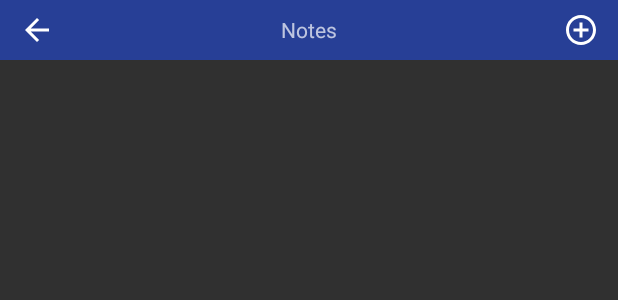
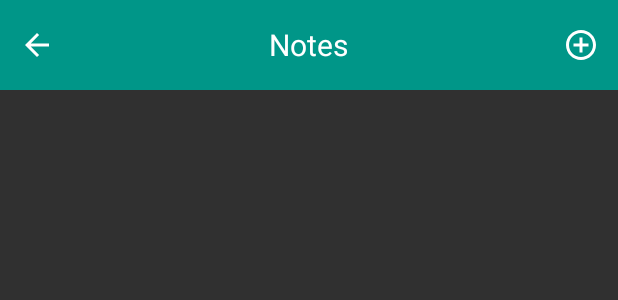
Before and after one commit to lightningkite/khrysalis-starter, an Android app: the layout top_nav.xml on its own in the app's theme, with its tools: preview values and no code run, on a phone screen of 412 x 824 dp. Shown: the top 300 px of the screen. Run offline under Robolectric (Android 15) with nearby library versions, the phone set to English and light mode, and no system bars.

Commit message:
Updated styles.xml and strings.xml so those values could be used in top_nav.xml

```diff
--- a/android/src/main/res/layout/top_nav.xml
+++ b/android/src/main/res/layout/top_nav.xml
@@ -5,14 +5,15 @@
 
     <FrameLayout
         android:layout_width="match_parent"
-        android:layout_height="40dp"
-        android:background="@color/colorPrimary">
+        android:layout_height="60dp"
+        android:background="@color/colorNavBar">
 
         <TextView
             android:layout_width="wrap_content"
             android:layout_height="wrap_content"
-            android:text="Notes"
-            android:layout_gravity="center"/>
+            android:text="@string/app_title"
+            android:layout_gravity="center"
+            style="@style/Header1"/>
 
         <ImageButton
             android:layout_width="25dp"
--- a/android/src/main/res/values/colors.xml
+++ b/android/src/main/res/values/colors.xml
@@ -4,4 +4,6 @@
     <color name="colorPrimaryDark">#1B2B68</color>
     <color name="colorAccent">#D81B60</color>
     <color name="colorAccentDark">#961242</color>
+    <color name="colorNavBar">#009688</color>
+    <color name="colorHeader1">#FFF</color>
 </resources>
--- a/android/src/main/res/values/strings.xml
+++ b/android/src/main/res/values/strings.xml
@@ -1,3 +1,4 @@
 <resources>
     <string name="app_name">Khrysalis Starter</string>
+    <string name="app_title">Notes</string>
 </resources>
--- a/android/src/main/res/values/styles.xml
+++ b/android/src/main/res/values/styles.xml
@@ -8,4 +8,10 @@
         <item name="colorAccent">@color/colorAccent</item>
     </style>
 
+    <style name="Header1">
+        <item name="android:textSize">20sp</item>
+        <item name="android:textColor">@color/colorHeader1</item>
+        <item name="android:textFontWeight">700</item>
+
+    </style>
 </resources>
```
Also changed, not shown: 1 other file.
